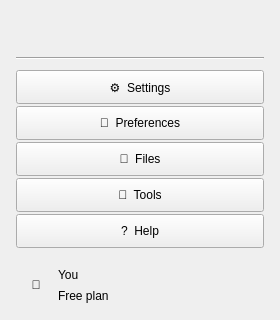
Taki-Bh/Memo, file ui/ui/sidebar.ui: the form before one commit; both pictures show x 0 to 280 and y 440 to 760 of the 280 by 760 pixel window.
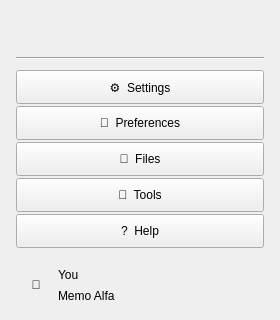
The form after the commit. Custom widgets are drawn as their Qt base class.

Diff of the .ui file:
```diff
--- a/ui/ui/sidebar.ui
+++ b/ui/ui/sidebar.ui
@@ -147,7 +147,7 @@
         </item>
         <item>
          <widget class="QLabel" name="profilePlan">
-          <property name="text"><string>Free plan</string></property>
+          <property name="text"><string>Memo Alfa</string></property>
          </widget>
         </item>
        </layout>
```
